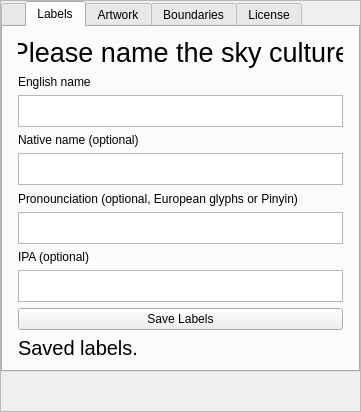
Before: the Qt Designer form plugins/SkyCultureMaker/src/gui/scmEditorDialog.ui in Integer-Ctrl/stellarium, drawn with Qt 5.
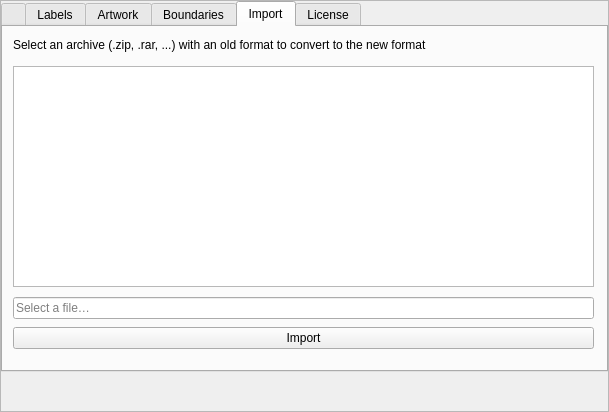
After: the same form once the commit is applied. Icons and pictures are not drawn. Custom widgets are drawn as their Qt base class.

```diff
--- a/plugins/SkyCultureMaker/src/gui/scmEditorDialog.ui
+++ b/plugins/SkyCultureMaker/src/gui/scmEditorDialog.ui
@@ -6,7 +6,7 @@
    <rect>
     <x>0</x>
     <y>0</y>
-    <width>361</width>
+    <width>609</width>
     <height>412</height>
    </rect>
   </property>
@@ -84,7 +84,7 @@
          </size>
         </property>
         <property name="currentIndex">
-         <number>1</number>
+         <number>4</number>
         </property>
         <property name="iconSize">
          <size>
@@ -237,6 +237,66 @@
           <string>Boundaries</string>
          </attribute>
         </widget>
+        <widget class="QWidget" name="Import">
+         <property name="enabled">
+          <bool>true</bool>
+         </property>
+         <attribute name="title">
+          <string>Import</string>
+         </attribute>
+         <widget class="QPushButton" name="pushButton">
+          <property name="geometry">
+           <rect>
+            <x>10</x>
+            <y>300</y>
+            <width>581</width>
+            <height>22</height>
+           </rect>
+          </property>
+          <property name="text">
+           <string>Import</string>
+          </property>
+         </widget>
+         <widget class="QTreeView" name="fileSystem">
+          <property name="geometry">
+           <rect>
+            <x>10</x>
+            <y>39</y>
+            <width>581</width>
+            <height>221</height>
+           </rect>
+          </property>
+         </widget>
+         <widget class="QLineEdit" name="filePathLineEdit">
+          <property name="geometry">
+           <rect>
+            <x>10</x>
+            <y>270</y>
+            <width>581</width>
+            <height>22</height>
+           </rect>
+          </property>
+          <property name="readOnly">
+           <bool>true</bool>
+          </property>
+          <property name="placeholderText">
+           <string>Select a file…</string>
+          </property>
+         </widget>
+         <widget class="QLabel" name="label">
+          <property name="geometry">
+           <rect>
+            <x>10</x>
+            <y>10</y>
+            <width>581</width>
+            <height>16</height>
+           </rect>
+          </property>
+          <property name="text">
+           <string>Select an archive (.zip, .rar, ...) with an old format to convert to the new format</string>
+          </property>
+         </widget>
+        </widget>
         <widget class="QWidget" name="License">
          <attribute name="title">
           <string>License</string>
```
